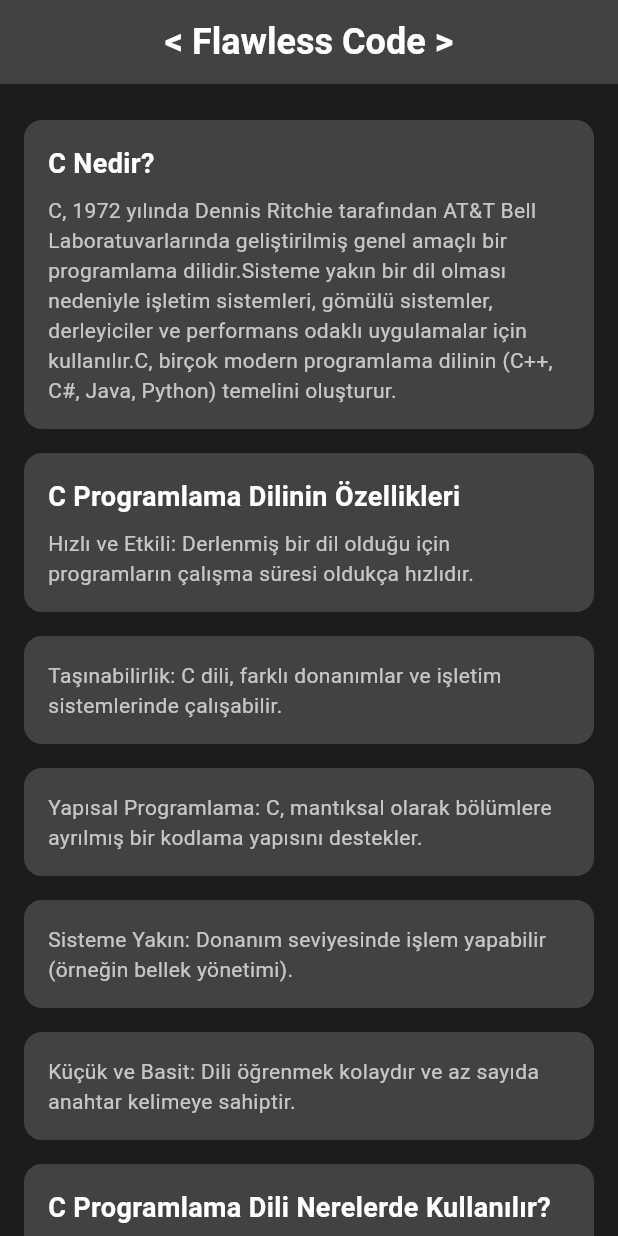
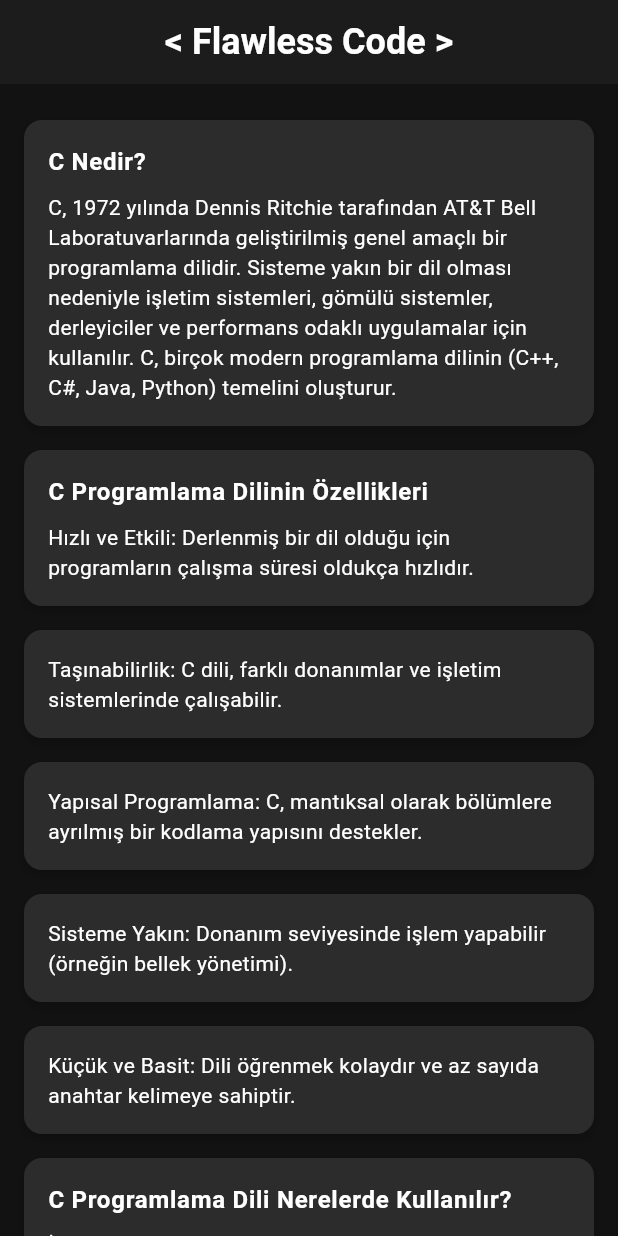
Before and after one commit to omerfaruk-yildiz/Flawless-Code, a Flutter app: the ContentScreen screen opened by its route, on a phone screen of 412 x 824 dp. Run offline on Flutter 3.47's test engine with Material 3 defaults, Android fonts, the phone set to English and light mode, and no system bars; our stand-ins replace go_router, google_fonts, lottie; missing offline and left inert: dotlottie_loader.

Commit message:
content ekranı gece gündüz moduyla uyumlu hale getirildi.

```diff
--- a/lib/screens/content_screen.dart
+++ b/lib/screens/content_screen.dart
@@ -6,16 +6,15 @@ class ContentScreen extends StatelessWidget {
   @override
   Widget build(BuildContext context) {
     return Scaffold(
-      backgroundColor: const Color(0xFF1C1C1C), // Arka plan rengi
+      backgroundColor: Theme.of(context).colorScheme.background, // Arka plan temaya uygun
       appBar: AppBar(
-        backgroundColor: Colors.grey[800],
+        backgroundColor: Theme.of(context).colorScheme.primary, // Tema rengine uygun AppBar
         centerTitle: true,
-        title: const Text(
+        title: Text(
           '< Flawless Code >',
-          style: TextStyle(
-            fontSize: 24,
+          style: Theme.of(context).textTheme.headlineSmall?.copyWith(
                 fontWeight: FontWeight.bold,
-            color: Colors.white,
+                color: Theme.of(context).colorScheme.onPrimary, // Tema zıt rengi
               ),
         ),
       ),
@@ -27,48 +26,54 @@ class ContentScreen extends StatelessWidget {
 
             // C Nedir? başlıklı kutu
             _buildContentBox(
+              context,
               'C Nedir?',
-              'C, 1972 yılında Dennis Ritchie tarafından AT&T Bell Laboratuvarlarında geliştirilmiş genel amaçlı bir programlama dilidir.Sisteme yakın bir dil olması nedeniyle işletim sistemleri, gömülü sistemler, derleyiciler ve performans odaklı uygulamalar için kullanılır.C, birçok modern programlama dilinin (C++, C#, Java, Python) temelini oluşturur.',
+              'C, 1972 yılında Dennis Ritchie tarafından AT&T Bell Laboratuvarlarında geliştirilmiş genel amaçlı bir programlama dilidir. Sisteme yakın bir dil olması nedeniyle işletim sistemleri, gömülü sistemler, derleyiciler ve performans odaklı uygulamalar için kullanılır. C, birçok modern programlama dilinin (C++, C#, Java, Python) temelini oluşturur.',
             ),
 
             // Diğer başlıklı kutular
             _buildContentBox(
+              context,
               'C Programlama Dilinin Özellikleri',
               'Hızlı ve Etkili: Derlenmiş bir dil olduğu için programların çalışma süresi oldukça hızlıdır.',
             ),
             _buildContentBox(
+              context,
               '',
               'Taşınabilirlik: C dili, farklı donanımlar ve işletim sistemlerinde çalışabilir.',
             ),
             _buildContentBox(
+              context,
               '',
               'Yapısal Programlama: C, mantıksal olarak bölümlere ayrılmış bir kodlama yapısını destekler.',
             ),
             _buildContentBox(
+              context,
               '',
               'Sisteme Yakın: Donanım seviyesinde işlem yapabilir (örneğin bellek yönetimi).',
             ),
             _buildContentBox(
+              context,
               '',
               'Küçük ve Basit: Dili öğrenmek kolaydır ve az sayıda anahtar kelimeye sahiptir.',
             ),
             _buildContentBox(
+              context,
               'C Programlama Dili Nerelerde Kullanılır?',
-              'İşletim Sistemleri: Linux ve Unix gibi sistemler C diliyle yazılmıştır',
+              'İşletim Sistemleri: Linux ve Unix gibi sistemler C diliyle yazılmıştır.',
             ),
             _buildContentBox(
+              context,
               '',
               'Gömülü Sistemler: Mikrodenetleyiciler ve donanıma yakın yazılımlar için kullanılır.',
             ),
             _buildContentBox(
-              '',
-              'Küçük ve Basit: Dili öğrenmek kolaydır ve az sayıda anahtar kelimeye sahiptir.',
-            ),
-            _buildContentBox(
+              context,
               '',
               'Oyun Programlama: Performans odaklı oyun motorlarının geliştirilmesinde temel oluşturur.',
             ),
             _buildContentBox(
+              context,
               '',
               'Bilimsel ve Matematiksel Hesaplamalar: Hız gerektiren uygulamalarda kullanılır.',
             ),
@@ -79,15 +84,22 @@ class ContentScreen extends StatelessWidget {
     );
   }
 
-  // İçerik kutusunu oluşturan metod
-  Widget _buildContentBox(String title, String subtitle) {
+  // İçerik kutusunu oluşturan metod (Tema desteği eklendi)
+  Widget _buildContentBox(BuildContext context, String title, String subtitle) {
     return Container(
       margin: const EdgeInsets.symmetric(horizontal: 16.0, vertical: 8.0),
       padding: const EdgeInsets.all(16.0),
       width: double.infinity,
       decoration: BoxDecoration(
-        color: Colors.grey[800], // Kutunun arka plan rengi
-        borderRadius: BorderRadius.circular(12.0), // Kenar ovalleştirme
+        color: Theme.of(context).cardColor, // Tema uyumlu kutu rengi
+        borderRadius: BorderRadius.circular(12.0), // Köşeleri oval yap
+        boxShadow: [
+          BoxShadow(
+            color: Theme.of(context).shadowColor.withOpacity(0.2), // Hafif gölge efekti
+            blurRadius: 5,
+            offset: const Offset(0, 3),
+          ),
+        ],
       ),
       child: Column(
         crossAxisAlignment: CrossAxisAlignment.start,
@@ -98,10 +110,9 @@ class ContentScreen extends StatelessWidget {
               children: [
                 Text(
                   title,
-                  style: const TextStyle(
-                    fontSize: 18,
+                  style: Theme.of(context).textTheme.bodyLarge?.copyWith(
                         fontWeight: FontWeight.bold,
-                    color: Colors.white,
+                        color: Theme.of(context).colorScheme.onSurface, // Tema zıt rengi
                       ),
                 ),
                 const SizedBox(height: 8.0),
@@ -109,9 +120,8 @@ class ContentScreen extends StatelessWidget {
             ),
           Text(
             subtitle,
-            style: const TextStyle(
-              fontSize: 14,
-              color: Colors.white70,
+            style: Theme.of(context).textTheme.bodyMedium?.copyWith(
+                  color: Theme.of(context).colorScheme.onSurfaceVariant, // Açık/koyu tema uyumlu
                 ),
           ),
         ],
```
Lines whose indentation alone changed are shown as unchanged.
